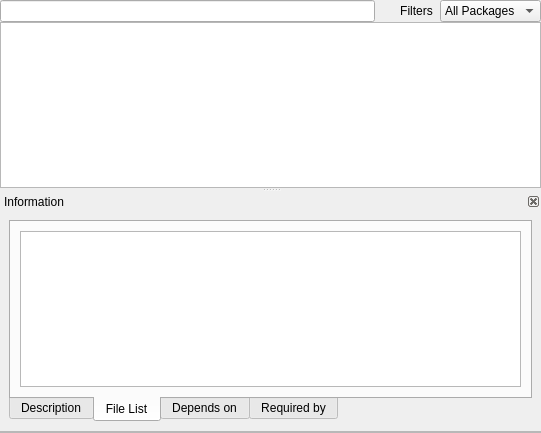
The window that AddRm/KpkAddRm.ui (KDE/apper) describes before a commit, drawn with Qt 5.
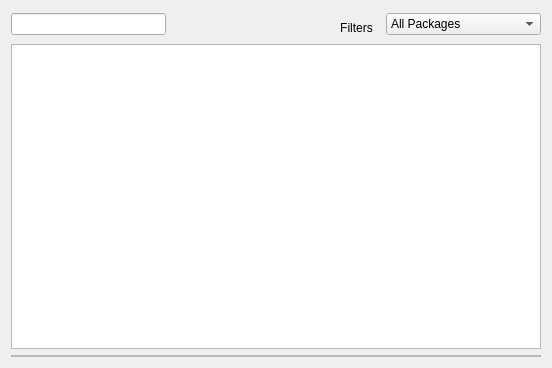
The same window after the commit. The open tabs and pages were chosen to show the change. Custom widgets are drawn as their Qt base class.

Commit message: Finished the KExtendableItemDelegate feature, we need a simple new model now for required, depends.. views

The edit to the form file:
```diff
--- a/AddRm/KpkAddRm.ui
+++ b/AddRm/KpkAddRm.ui
@@ -5,8 +5,8 @@
    <rect>
     <x>0</x>
     <y>0</y>
-    <width>541</width>
-    <height>433</height>
+    <width>552</width>
+    <height>368</height>
    </rect>
   </property>
   <property name="sizePolicy" >
@@ -22,13 +22,41 @@
    <locale country="UnitedStates" language="English" />
   </property>
   <layout class="QGridLayout" name="gridLayout" >
-   <property name="margin" >
-    <number>0</number>
-   </property>
-   <property name="spacing" >
-    <number>0</number>
-   </property>
-   <item row="0" column="3" >
+   <item rowspan="2" row="0" column="0" >
+    <widget class="KLineEdit" name="searchKLE" >
+     <property name="clickMessage" >
+      <string>Search package name</string>
+     </property>
+     <property name="showClearButton" stdset="0" >
+      <bool>true</bool>
+     </property>
+    </widget>
+   </item>
+   <item rowspan="2" row="0" column="1" colspan="2" >
+    <widget class="QWidget" native="1" name="widget" >
+     <layout class="QGridLayout" name="gridLayout_9" >
+      <item row="0" column="0" >
+       <layout class="QGridLayout" name="gridLayout_8" />
+      </item>
+     </layout>
+    </widget>
+   </item>
+   <item rowspan="2" row="0" column="3" >
+    <widget class="QComboBox" name="groupsCB" >
+     <property name="sizePolicy" >
+      <sizepolicy vsizetype="Fixed" hsizetype="Preferred" >
+       <horstretch>0</horstretch>
+       <verstretch>0</verstretch>
+      </sizepolicy>
+     </property>
+     <item>
+      <property name="text" >
+       <string>All Packages</string>
+      </property>
+     </item>
+    </widget>
+   </item>
+   <item row="1" column="2" >
     <widget class="QToolButton" name="filtersTB" >
      <property name="locale" >
       <locale country="UnitedStates" language="English" />
@@ -50,26 +78,7 @@
      </property>
     </widget>
    </item>
-   <item row="0" column="4" >
-    <widget class="QComboBox" name="groupsCB" >
-     <property name="sizePolicy" >
-      <sizepolicy vsizetype="Fixed" hsizetype="Preferred" >
-       <horstretch>0</horstretch>
-       <verstretch>0</verstretch>
-      </sizepolicy>
-     </property>
-     <item>
-      <property name="text" >
-       <string>All Packages</string>
-      </property>
-     </item>
-    </widget>
-   </item>
-   <item row="1" column="0" colspan="5" >
-    <widget class="QSplitter" name="splitter" >
-     <property name="orientation" >
-      <enum>Qt::Vertical</enum>
-     </property>
+   <item row="2" column="0" colspan="4" >
      <widget class="QTreeView" name="packageView" >
       <property name="sizePolicy" >
        <sizepolicy vsizetype="Expanding" hsizetype="Expanding" >
@@ -111,117 +120,8 @@
        <bool>false</bool>
       </property>
      </widget>
-     <widget class="QDockWidget" name="descriptionDW" >
-      <property name="font" >
-       <font>
-        <weight>50</weight>
-        <bold>false</bold>
-       </font>
-      </property>
-      <property name="features" >
-       <set>QDockWidget::DockWidgetClosable|QDockWidget::DockWidgetMovable</set>
-      </property>
-      <property name="windowTitle" >
-       <string>Information</string>
-      </property>
-      <widget class="QWidget" name="dockWidgetContents" >
-       <layout class="QGridLayout" name="gridLayout_2" >
-        <item row="0" column="0" >
-         <widget class="QTabWidget" name="tabWidget" >
-          <property name="font" >
-           <font>
-            <stylestrategy>PreferDefault</stylestrategy>
-            <kerning>true</kerning>
-           </font>
-          </property>
-          <property name="tabPosition" >
-           <enum>QTabWidget::South</enum>
-          </property>
-          <property name="tabShape" >
-           <enum>QTabWidget::Rounded</enum>
-          </property>
-          <property name="currentIndex" >
-           <number>0</number>
-          </property>
-          <property name="elideMode" >
-           <enum>Qt::ElideNone</enum>
-          </property>
-          <widget class="QWidget" name="tab" >
-           <attribute name="title" >
-            <string>Description</string>
-           </attribute>
-           <layout class="QGridLayout" name="gridLayout_3" >
-            <item row="0" column="0" >
-             <widget class="KTextBrowser" name="descriptionKTB" >
-              <property name="locale" >
-               <locale country="UnitedStates" language="English" />
-              </property>
-             </widget>
-            </item>
-           </layout>
-          </widget>
-          <widget class="QWidget" name="tab_2" >
-           <attribute name="title" >
-            <string>File List</string>
-           </attribute>
-           <layout class="QGridLayout" name="gridLayout_4" >
-            <item row="0" column="0" >
-             <widget class="QPlainTextEdit" name="filesPTE" >
-              <property name="autoFillBackground" >
-               <bool>false</bool>
-              </property>
-              <property name="readOnly" >
-               <bool>true</bool>
-              </property>
-             </widget>
-            </item>
-           </layout>
-          </widget>
-          <widget class="QWidget" name="tab_3" >
-           <attribute name="title" >
-            <string>Depends on</string>
-           </attribute>
-           <layout class="QGridLayout" name="gridLayout_5" >
-            <item row="0" column="0" >
-             <widget class="QListView" name="dependsOnLV" >
-              <property name="editTriggers" >
-               <set>QAbstractItemView::NoEditTriggers</set>
-              </property>
-              <property name="showDropIndicator" stdset="0" >
-               <bool>false</bool>
-              </property>
-              <property name="selectionMode" >
-               <enum>QAbstractItemView::NoSelection</enum>
-              </property>
-             </widget>
-            </item>
-           </layout>
-          </widget>
-          <widget class="QWidget" name="tab_4" >
-           <attribute name="title" >
-            <string>Required by</string>
-           </attribute>
-           <layout class="QGridLayout" name="gridLayout_6" >
-            <item row="0" column="0" >
-             <widget class="QListView" name="requiredByLV" >
-              <property name="editTriggers" >
-               <set>QAbstractItemView::NoEditTriggers</set>
-              </property>
-              <property name="showDropIndicator" stdset="0" >
-               <bool>false</bool>
-              </property>
-             </widget>
-            </item>
-           </layout>
-          </widget>
-         </widget>
-        </item>
-       </layout>
-      </widget>
-     </widget>
-    </widget>
-   </item>
-   <item row="2" column="0" colspan="5" >
+   </item>
+   <item row="3" column="0" colspan="4" >
     <widget class="QFrame" name="notifyF" >
      <property name="frameShape" >
       <enum>QFrame::StyledPanel</enum>
@@ -242,25 +142,6 @@
      </layout>
     </widget>
    </item>
-   <item row="0" column="1" >
-    <widget class="KLineEdit" name="searchKLE" >
-     <property name="clickMessage" >
-      <string>Search package name</string>
-     </property>
-     <property name="showClearButton" stdset="0" >
-      <bool>true</bool>
-     </property>
-    </widget>
-   </item>
-   <item row="0" column="2" >
-    <widget class="QWidget" native="1" name="widget" >
-     <layout class="QGridLayout" name="gridLayout_9" >
-      <item row="0" column="0" >
-       <layout class="QGridLayout" name="gridLayout_8" />
-      </item>
-     </layout>
-    </widget>
-   </item>
   </layout>
   <action name="actionFindName" >
    <property name="text" >
@@ -284,11 +165,6 @@
    <extends>QLineEdit</extends>
    <header>klineedit.h</header>
   </customwidget>
-  <customwidget>
-   <class>KTextBrowser</class>
-   <extends>QTextBrowser</extends>
-   <header>ktextbrowser.h</header>
-  </customwidget>
   <customwidget>
    <class>KpkTransactionBar</class>
    <extends>QWidget</extends>
```
Left out of the diff: 5 changed lines with no effect on the pictures. Lines whose indentation alone changed are shown as unchanged. The commit also changes 19 other files.
